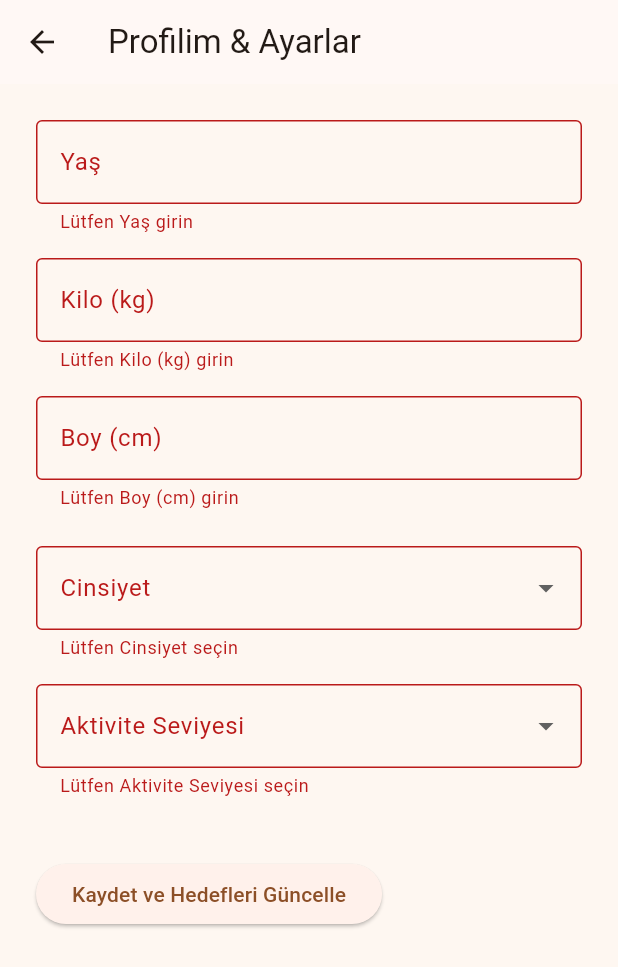
After one commit to dilarayyilmaz/food_calo, a Flutter app: the SettingsPage screen opened directly, after a tap on "Kaydet ve Hedefleri Güncelle", on a phone screen of 412 x 824 dp. The commit adds this screen. Shown: the top 967 px of the screen. Run offline on Flutter 3.47's test engine with Material 3 defaults, Android fonts, the phone set to English and light mode, and no system bars; our stand-ins replace confetti, fl_chart, google_fonts, image_picker, percent_indicator, shared_preferences; accounts and stored records are empty.

Commit message:
Implement settings and manual entry pages with shared preferences integration

```diff
--- /dev/null
+++ b/food/lib/settings_page.dart
@@ -0,0 +1,177 @@
+import 'package:flutter/material.dart';
+import 'package:shared_preferences/shared_preferences.dart';
+
+class SettingsPage extends StatefulWidget {
+  const SettingsPage({super.key});
+
+  @override
+  State<SettingsPage> createState() => _SettingsPageState();
+}
+
+class _SettingsPageState extends State<SettingsPage> {
+  final _formKey = GlobalKey<FormState>();
+  final _ageController = TextEditingController();
+  final _weightController = TextEditingController();
+  final _heightController = TextEditingController();
+  String? _gender;
+  String? _activityLevel;
+
+  @override
+  void initState() {
+    super.initState();
+    _loadUserData();
+  }
+
+  Future<void> _loadUserData() async {
+    final prefs = await SharedPreferences.getInstance();
+    setState(() {
+      _ageController.text = (prefs.getInt('age') ?? '').toString();
+      _weightController.text = (prefs.getDouble('weight') ?? '').toString();
+      _heightController.text = (prefs.getInt('height') ?? '').toString();
+      _gender = prefs.getString('gender');
+      _activityLevel = prefs.getString('activityLevel');
+    });
+  }
+
+  Future<void> _saveUserData() async {
+    if (_formKey.currentState!.validate()) {
+      final prefs = await SharedPreferences.getInstance();
+
+      int age = int.tryParse(_ageController.text) ?? 0;
+      double weight = double.tryParse(_weightController.text) ?? 0.0;
+      int height = int.tryParse(_heightController.text) ?? 0;
+
+      await prefs.setInt('age', age);
+      await prefs.setDouble('weight', weight);
+      await prefs.setInt('height', height);
+      if (_gender != null) await prefs.setString('gender', _gender!);
+      if (_activityLevel != null)
+        await prefs.setString('activityLevel', _activityLevel!);
+
+      double bmr;
+      if (_gender == 'Erkek') {
+        bmr = (10 * weight) + (6.25 * height) - (5 * age) + 5;
+      } else {
+        bmr = (10 * weight) + (6.25 * height) - (5 * age) - 161;
+      }
+
+      Map<String, double> activityMultipliers = {
+        'Hareketsiz': 1.2,
+        'Az Aktif': 1.375,
+        'Orta Aktif': 1.55,
+        'Çok Aktif': 1.725,
+        'Ekstra Aktif': 1.9,
+      };
+
+      double tdee = bmr * (activityMultipliers[_activityLevel] ?? 1.2);
+
+      await prefs.setInt('calorieGoal', tdee.round());
+
+      ScaffoldMessenger.of(context).showSnackBar(
+        const SnackBar(
+          content: Text('Bilgiler kaydedildi! Hedefleriniz güncellendi.'),
+          backgroundColor: Colors.green,
+        ),
+      );
+
+      Navigator.pop(
+        context,
+        true,
+      );
+    }
+  }
+
+  @override
+  Widget build(BuildContext context) {
+    return Scaffold(
+      backgroundColor: const Color(0xFFFEF7F1),
+      appBar: AppBar(title: const Text('Profilim & Ayarlar')),
+      body: SingleChildScrollView(
+        padding: const EdgeInsets.all(24),
+        child: Form(
+          key: _formKey,
+          child: Column(
+            crossAxisAlignment: CrossAxisAlignment.start,
+            children: [
+              _buildTextField(_ageController, 'Yaş'),
+              const SizedBox(height: 16),
+              _buildTextField(_weightController, 'Kilo (kg)'),
+              const SizedBox(height: 16),
+              _buildTextField(_heightController, 'Boy (cm)'),
+              const SizedBox(height: 24),
+              _buildDropdown(
+                'Cinsiyet',
+                ['Erkek', 'Kadın'],
+                _gender,
+                (val) => setState(() => _gender = val),
+              ),
+              const SizedBox(height: 16),
+              _buildDropdown(
+                'Aktivite Seviyesi',
+                [
+                  'Hareketsiz',
+                  'Az Aktif',
+                  'Orta Aktif',
+                  'Çok Aktif',
+                  'Ekstra Aktif',
+                ],
+                _activityLevel,
+                (val) => setState(() => _activityLevel = val),
+              ),
+              const SizedBox(height: 40),
+              ElevatedButton(
+                onPressed: _saveUserData,
+                child: const Text('Kaydet ve Hedefleri Güncelle'),
+              ),
+            ],
+          ),
+        ),
+      ),
+    );
+  }
+
+  TextFormField _buildTextField(
+    TextEditingController controller,
+    String label,
+  ) {
+    return TextFormField(
+      controller: controller,
+      keyboardType: TextInputType.number,
+      decoration: InputDecoration(
+        labelText: label,
+        border: const OutlineInputBorder(),
+      ),
+      validator: (value) {
+        if (value == null || value.isEmpty) {
+          return 'Lütfen $label girin';
+        }
+        if (double.tryParse(value) == null) {
+          return 'Geçerli bir sayı girin';
+        }
+        return null;
+      },
+    );
+  }
+  DropdownButtonFormField<String> _buildDropdown(
+    String label,
+    List<String> items,
+    String? value,
+    Function(String?) onChanged,
+  ) {
+    return DropdownButtonFormField<String>(
+      decoration: InputDecoration(
+        labelText: label,
+        border: const OutlineInputBorder(),
+      ),
+      value: value,
+      items: items
+          .map((item) => DropdownMenuItem<String>(
+                value: item,
+                child: Text(item),
+              ))
+          .toList(),
+      onChanged: onChanged,
+      validator: (val) => val == null || val.isEmpty ? 'Lütfen $label seçin' : null,
+    );
+  }
+}
--- a/food/pubspec.yaml
+++ b/food/pubspec.yaml
@@ -42,6 +42,7 @@ dependencies:
   fl_chart: ^1.0.0
   confetti: ^0.8.0
   simple_animations: ^5.2.0
+  shared_preferences: ^2.5.3
 
 
 dev_dependencies:
@@ -64,7 +65,7 @@ flutter:
 
   # assets: bölümünün başındaki # işaretini kaldırın ve klasör yolunu ekleyin.
   assets:
-    - assets/images/bottle.png
+
   # To add assets to your application, add an assets section, like this:
   # assets:
   #   - images/a_dot_burr.jpeg
```
Also changed, not shown: food/lib/dashboard_page.dart (+82 -15 lines), food/lib/manual_entry_page.dart (added, +241 -0 lines), food/pubspec.lock, 1 other file.
